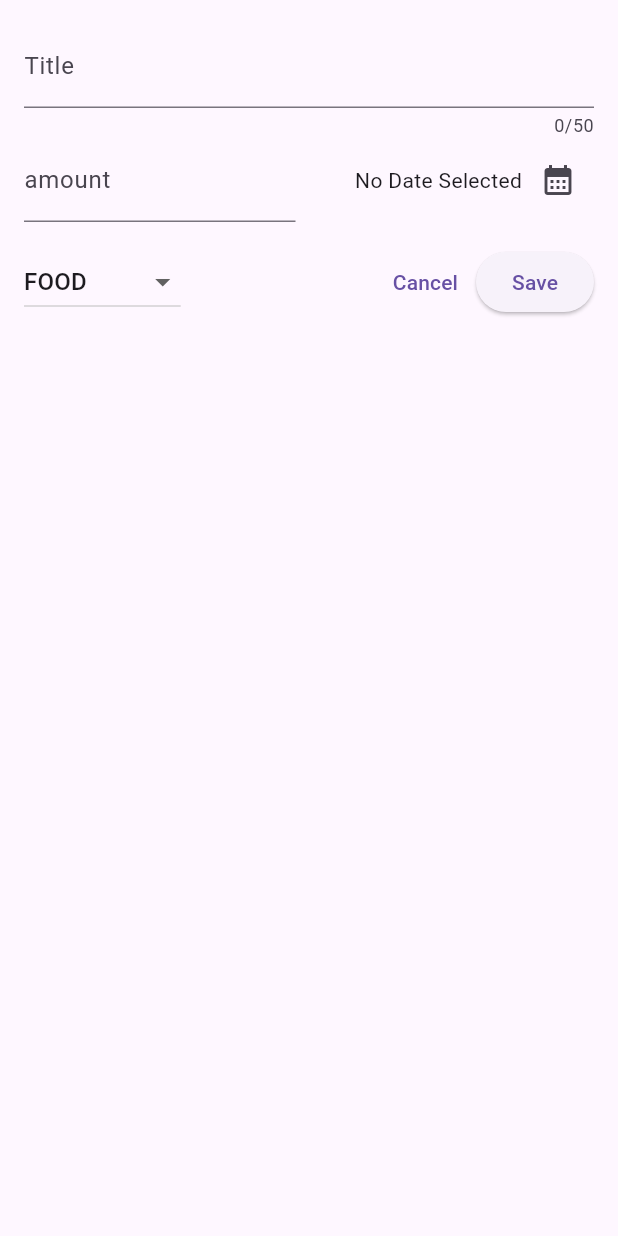
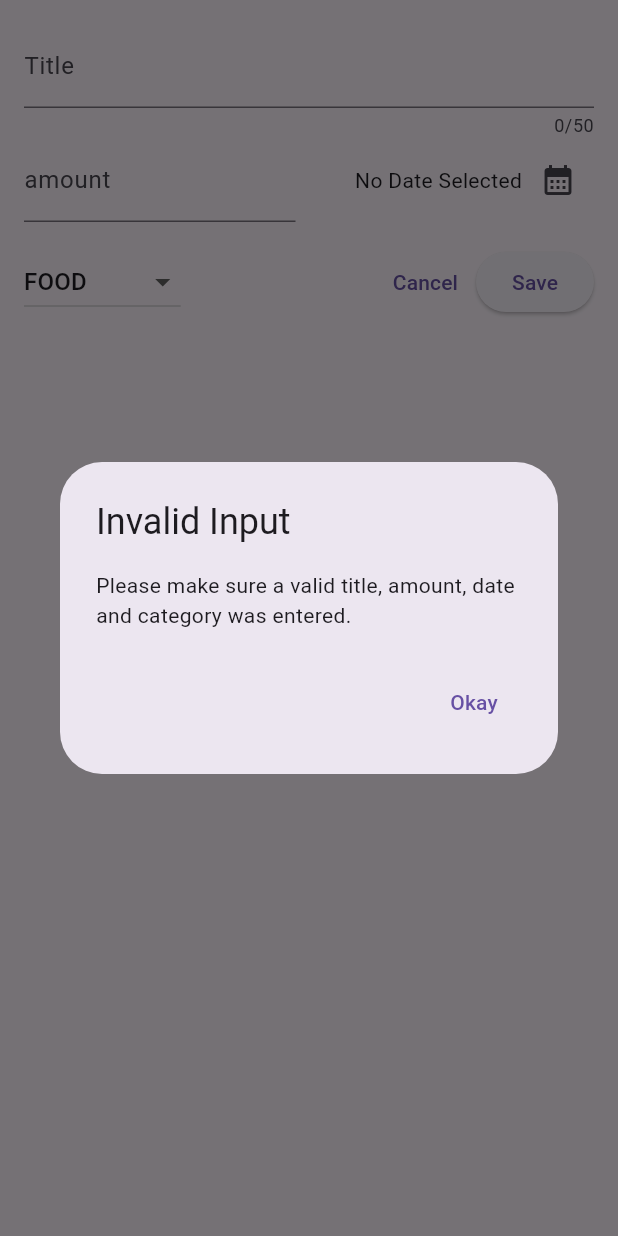
Before and after one commit to MuhammadAhmadd1/Xpense_tracker, a Flutter app: the NewExpense widget shown alone on an empty page, opened directly, after a tap on "Save", on a phone screen of 412 x 824 dp. Run offline on Flutter 3.47's test engine with Material 3 defaults, Android fonts, the phone set to English and light mode, and no system bars.

Commit message:
Invalid Input error msg Dialog box

```diff
--- a/lib/widgets/new_expense.dart
+++ b/lib/widgets/new_expense.dart
@@ -9,11 +9,17 @@
 }
 
 class _NewExpenseState extends State<NewExpense> {
+  // Controllers for handling text input
   final _titleController = TextEditingController();
   final _amountController = TextEditingController();
+
+  // Selected date for the expense (initially null)
   DateTime? _selectedDate;
+
+  // Default category for the dropdown
   Category _selectedCategory = Category.food;
 
+  // Function to open a date picker and allow the user to select a date
   void _presentDatePicker() async {
     final now = DateTime.now();
     final firstDate = DateTime(now.year - 1, now.month, now.day);
@@ -24,17 +30,46 @@
         firstDate: firstDate,
         lastDate: now);
 
+    // Update the selected date when the user picks one
     setState(() {
       _selectedDate = pickedDate;
     });
   }
 
-//dispose is called automatically by flutter when the widget & it's state are about to be destroyed(removed from UI)
-//In this case it will be called when _openAddExpenseOverLay is removed by the user
-//helps in keeping the memory optomized
+  // Function to validate and submit the expense data
+  void _submitExpenseData() {
+    // Convert amount from text to double, returns null if invalid
+    final enteredAmount = double.tryParse(_amountController.text);
+    final amountIsInvalid = enteredAmount == null || enteredAmount <= 0;
+
+    // Check if title is empty (validation)
+    if (_titleController.text.trim().isEmpty ||
+        amountIsInvalid ||
+        _selectedDate == null) {
+      showDialog(
+        context: context,
+        builder: (ctx) => AlertDialog(
+          title: const Text('Invalid Input'),
+          content: const Text(
+            'Please make sure a valid title, amount, date and category was entered.',
+          ),
+          actions: [
+            TextButton(
+              onPressed: () {
+                Navigator.pop(ctx);
+              },
+              child: const Text('Okay'),
+            ),
+          ],
+        ),
+      );
+    }
+  }
+
+  // Dispose method to free up memory when the widget is removed
   @override
   void dispose() {
-    _titleController.dispose();
+    _titleController.dispose(); // Dispose title controller
     super.dispose();
   }
 
@@ -44,6 +79,7 @@
       padding: EdgeInsets.all(16),
       child: Column(
         children: [
+          // Text field for entering expense title
           TextField(
             controller: _titleController,
             maxLength: 50,
@@ -53,6 +89,7 @@
           ),
           Row(
             children: [
+              // Text field for entering the expense amount
               Expanded(
                 child: TextField(
                   controller: _amountController,
@@ -69,11 +106,13 @@
                 mainAxisAlignment: MainAxisAlignment.end,
                 crossAxisAlignment: CrossAxisAlignment.center,
                 children: [
+                  // Display selected date or default message
                   Text(
                     _selectedDate == null
                         ? 'No Date Selected'
                         : formatter.format(_selectedDate!),
                   ),
+                  // Button to open date picker
                   IconButton(
                     onPressed: () {
                       _presentDatePicker();
@@ -87,6 +126,7 @@
           const SizedBox(height: 16),
           Row(
             children: [
+              // Dropdown for selecting expense category
               DropdownButton(
                   value: _selectedCategory,
                   items: Category.values
@@ -108,18 +148,16 @@
                     });
                   }),
               const Spacer(),
+              // Cancel button to close the form
               TextButton(
                 onPressed: () {
                   Navigator.pop(context);
                 },
                 child: Text('Cancel'),
               ),
+              // Save button to submit the expense
               ElevatedButton(
-                  onPressed: () {
-                    print(_titleController.text);
-                    print(_amountController.text);
-                  },
-                  child: Text('Save')),
+                  onPressed: _submitExpenseData, child: Text('Save')),
             ],
           )
         ],
```
Also changed, not shown: 1 other file.
